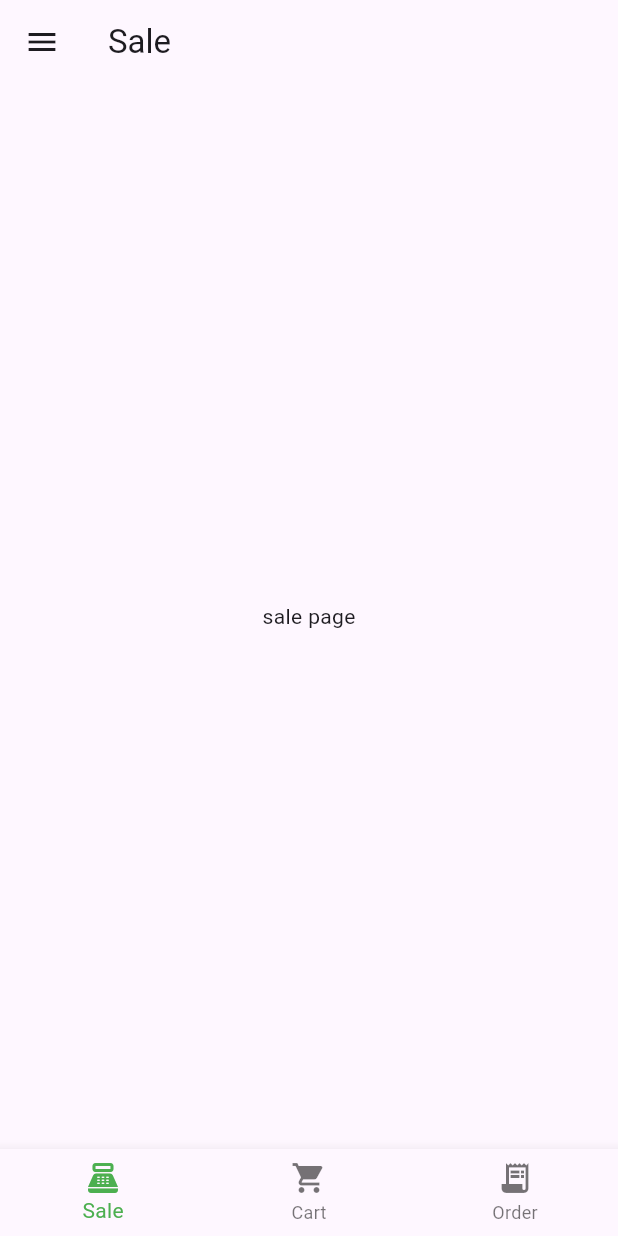
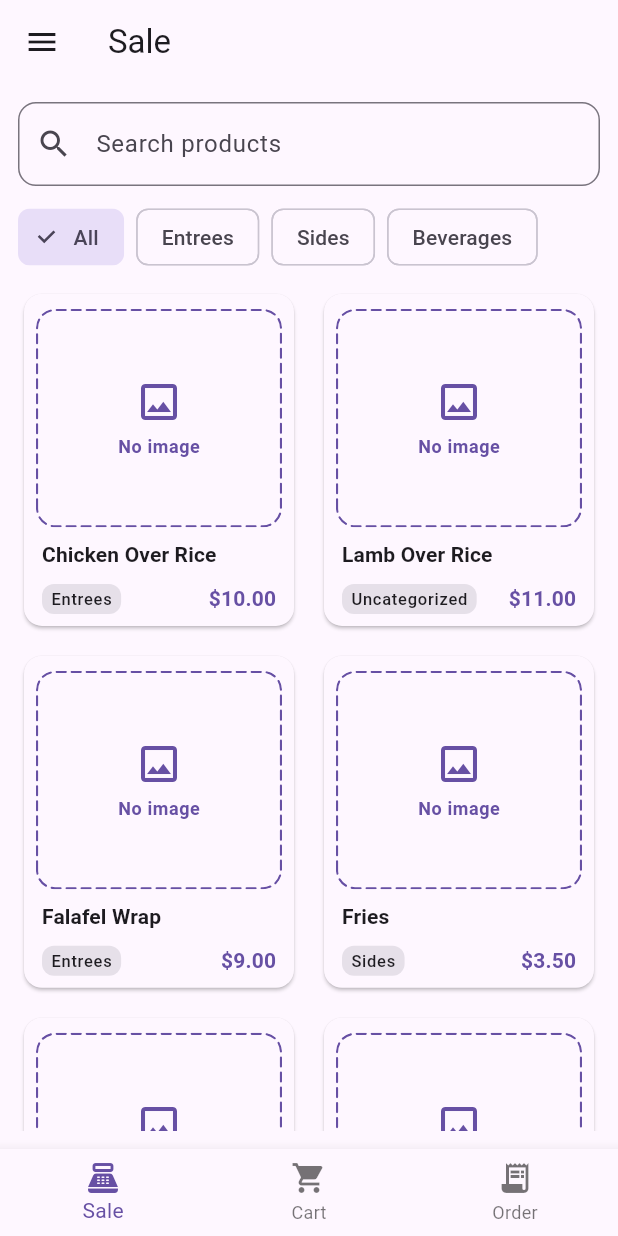
Before and after one commit to Vorak-Tong/SteetCart_POS, a Flutter app: the screen it shows after launch, on a phone screen of 412 x 824 dp. Run offline on Flutter 3.47's test engine with Material 3 defaults, Android fonts, the phone set to English and light mode, and no system bars; our stand-ins replace go_router, sqflite; accounts and stored records are empty.

Commit message:
added: app theme, common widgets: search_bar, product_item_card, category_filter

```diff
--- a/lib/ui/core/theme/app_theme.dart
+++ b/lib/ui/core/theme/app_theme.dart
@@ -0,0 +1,69 @@
+import 'package:flutter/material.dart';
+
+class AppTheme {
+  AppTheme._();
+
+  static const Color seedColor = Color(0xFF5EAF41);
+
+  static ThemeData light() {
+    final colorScheme = ColorScheme.fromSeed(
+      seedColor: seedColor,
+      brightness: Brightness.light,
+    );
+
+    return ThemeData(
+      useMaterial3: true,
+      colorScheme: colorScheme,
+      appBarTheme: AppBarTheme(
+        backgroundColor: colorScheme.surface,
+        foregroundColor: colorScheme.onSurface,
+        centerTitle: false,
+      ),
+      cardTheme: CardThemeData(
+        color: colorScheme.surface,
+        surfaceTintColor: colorScheme.surfaceTint,
+      ),
+      inputDecorationTheme: InputDecorationTheme(
+        filled: true,
+        fillColor: colorScheme.surfaceContainerHighest,
+      ),
+      bottomNavigationBarTheme: BottomNavigationBarThemeData(
+        selectedItemColor: colorScheme.primary,
+        unselectedItemColor: colorScheme.onSurfaceVariant,
+        showUnselectedLabels: true,
+        type: BottomNavigationBarType.fixed,
+      ),
+    );
+  }
+
+  static ThemeData dark() {
+    final colorScheme = ColorScheme.fromSeed(
+      seedColor: seedColor,
+      brightness: Brightness.dark,
+    );
+
+    return ThemeData(
+      useMaterial3: true,
+      colorScheme: colorScheme,
+      appBarTheme: AppBarTheme(
+        backgroundColor: colorScheme.surface,
+        foregroundColor: colorScheme.onSurface,
+        centerTitle: false,
+      ),
+      cardTheme: CardThemeData(
+        color: colorScheme.surface,
+        surfaceTintColor: colorScheme.surfaceTint,
+      ),
+      inputDecorationTheme: InputDecorationTheme(
+        filled: true,
+        fillColor: colorScheme.surfaceContainerHighest,
+      ),
+      bottomNavigationBarTheme: BottomNavigationBarThemeData(
+        selectedItemColor: colorScheme.primary,
+        unselectedItemColor: colorScheme.onSurfaceVariant,
+        showUnselectedLabels: true,
+        type: BottomNavigationBarType.fixed,
+      ),
+    );
+  }
+}
--- a/lib/ui/core/widgets/bottom_nav_generator.dart
+++ b/lib/ui/core/widgets/bottom_nav_generator.dart
@@ -18,7 +18,6 @@ class BottomNavGenerator extends StatelessWidget {
   Widget build(BuildContext context) {
     final items = _itemsFor(tabSet);
     return BottomNavigationBar(
-      selectedItemColor: Colors.green,
       currentIndex: currentIndex,
       onTap: onTap,
       items: items,
--- /dev/null
+++ b/lib/ui/core/widgets/category_filter_chips.dart
@@ -0,0 +1,45 @@
+import 'package:flutter/material.dart';
+import 'package:street_cart_pos/domain/models/product_model.dart';
+
+class CategoryFilterChips extends StatelessWidget {
+  const CategoryFilterChips({
+    super.key,
+    required this.categories,
+    required this.selectedCategoryId,
+    required this.onCategorySelected,
+    this.allCategoryId = '__all__',
+    this.allLabel = 'All',
+    this.height = 44,
+  });
+
+  final List<Category> categories;
+  final String selectedCategoryId;
+  final ValueChanged<String> onCategorySelected;
+
+  final String allCategoryId;
+  final String allLabel;
+  final double height;
+
+  @override
+  Widget build(BuildContext context) {
+    return SizedBox(
+      height: height,
+      child: ListView.separated(
+        scrollDirection: Axis.horizontal,
+        itemCount: 1 + categories.length,
+        separatorBuilder: (_, __) => const SizedBox(width: 8),
+        itemBuilder: (context, index) {
+          final isAll = index == 0;
+          final id = isAll ? allCategoryId : categories[index - 1].id;
+          final label = isAll ? allLabel : categories[index - 1].name;
+
+          return ChoiceChip(
+            label: Text(label),
+            selected: selectedCategoryId == id,
+            onSelected: (_) => onCategorySelected(id),
+          );
+        },
+      ),
+    );
+  }
+}
--- /dev/null
+++ b/lib/ui/core/widgets/dashed_border_painter.dart
@@ -0,0 +1,61 @@
+import 'dart:math' as math;
+
+import 'package:flutter/material.dart';
+
+class DashedBorderPainter extends CustomPainter {
+  final Color color;
+  final double strokeWidth;
+  final double dashWidth;
+  final double dashSpace;
+  final double borderRadius;
+
+  DashedBorderPainter({
+    this.color = Colors.grey,
+    this.strokeWidth = 1.0,
+    this.dashWidth = 4.0,
+    this.dashSpace = 4.0,
+    this.borderRadius = 8.0,
+  });
+
+  @override
+  void paint(Canvas canvas, Size size) {
+    final paint = Paint()
+      ..color = color
+      ..strokeWidth = strokeWidth
+      ..style = PaintingStyle.stroke
+      ..strokeCap = StrokeCap.round;
+
+    final path = Path();
+    final inset = strokeWidth / 2;
+    path.addRRect(
+      RRect.fromRectAndRadius(
+        Rect.fromLTWH(
+          inset,
+          inset,
+          size.width - strokeWidth,
+          size.height - strokeWidth,
+        ),
+        Radius.circular(borderRadius),
+      ),
+    );
+
+    final dashPath = _createDashedPath(path, dashWidth, dashSpace);
+    canvas.drawPath(dashPath, paint);
+  }
+
+  @override
+  bool shouldRepaint(CustomPainter oldDelegate) => false;
+
+  Path _createDashedPath(Path source, double dashWidth, double dashSpace) {
+    final dashedPath = Path();
+    for (final metric in source.computeMetrics()) {
+      var distance = 0.0;
+      while (distance < metric.length) {
+        final double end = math.min(distance + dashWidth, metric.length);
+        dashedPath.addPath(metric.extractPath(distance, end), Offset.zero);
+        distance += dashWidth + dashSpace;
+      }
+    }
+    return dashedPath;
+  }
+}
--- /dev/null
+++ b/lib/ui/core/widgets/product_grid.dart
@@ -0,0 +1,38 @@
+import 'package:flutter/material.dart';
+import 'package:street_cart_pos/domain/models/product_model.dart';
+import 'package:street_cart_pos/ui/core/widgets/product_item_card.dart';
+
+class ProductGrid extends StatelessWidget {
+  const ProductGrid({
+    super.key,
+    required this.products,
+    this.onProductTap,
+    this.crossAxisCount = 2,
+  });
+
+  final List<Product> products;
+  final ValueChanged<Product>? onProductTap;
+  final int crossAxisCount;
+
+  @override
+  Widget build(BuildContext context) {
+    return GridView.builder(
+      gridDelegate: SliverGridDelegateWithFixedCrossAxisCount(
+        crossAxisCount: crossAxisCount,
+        crossAxisSpacing: 12,
+        mainAxisSpacing: 12,
+        childAspectRatio: 0.82,
+      ),
+      itemCount: products.length,
+      itemBuilder: (context, index) {
+        final product = products[index];
+        return ProductItemCard(
+          title: product.name,
+          category: product.category?.name ?? 'Uncategorized',
+          price: product.basePrice,
+          onTap: onProductTap == null ? null : () => onProductTap!(product),
+        );
+      },
+    );
+  }
+}
--- /dev/null
+++ b/lib/ui/core/widgets/product_item_card.dart
@@ -0,0 +1,143 @@
+import 'package:flutter/material.dart';
+import 'package:street_cart_pos/ui/core/widgets/dashed_border_painter.dart';
+// import 'package:modular_pos/core/widgets/network_image_helper_stub.dart'
+//     if (dart.library.html) 'package:modular_pos/core/widgets/network_image_helper_web.dart';
+
+/// Card for a menu item with image, category, and price.
+class ProductItemCard extends StatelessWidget {
+  const ProductItemCard({
+    super.key,
+    this.imagePath,
+    required this.title,
+    required this.category,
+    required this.price,
+    this.onTap,
+  });
+
+  final String? imagePath;
+  final String title;
+  final String category;
+  final double price;
+  final VoidCallback? onTap;
+
+  @override
+  Widget build(BuildContext context) {
+    final theme = Theme.of(context);
+    final colorScheme = theme.colorScheme;
+    final textTheme = theme.textTheme;
+
+    return Card(
+      color: colorScheme.surface,
+      clipBehavior: Clip.antiAlias,
+      shape: RoundedRectangleBorder(borderRadius: BorderRadius.circular(12)),
+      child: InkWell(
+        onTap: onTap,
+        child: Column(
+          crossAxisAlignment: CrossAxisAlignment.start,
+          children: [
+            Padding(
+              padding: const EdgeInsets.fromLTRB(8, 10, 8, 0),
+              child: AspectRatio(
+                aspectRatio: 160 / 142,
+                child: Stack(
+                  fit: StackFit.expand,
+                  children: [
+                    // imagePath != null && imagePath!.isNotEmpty
+                    //     ? buildAdaptiveNetworkImage(
+                    //         imagePath!,
+                    //         _buildPlaceholder(context),
+                    //       )
+                    //     : _buildPlaceholder(context),
+                    _buildPlaceholder(context),
+                    Positioned.fill(
+                      child: GestureDetector(
+                        behavior: HitTestBehavior.translucent,
+                        onTap: onTap,
+                      ),
+                    ),
+                  ],
+                ),
+              ),
+            ),
+            Expanded(
+              child: Padding(
+                padding: const EdgeInsets.fromLTRB(12, 8, 12, 8),
+                child: Column(
+                  crossAxisAlignment: CrossAxisAlignment.start,
+                  mainAxisAlignment: MainAxisAlignment.spaceBetween,
+                  children: [
+                    Text(
+                      title,
+                      style: textTheme.titleSmall?.copyWith(fontWeight: FontWeight.bold),
+                      maxLines: 1,
+                      overflow: TextOverflow.ellipsis,
+                    ),
+                    Row(
+                      mainAxisAlignment: MainAxisAlignment.spaceBetween,
+                      crossAxisAlignment: CrossAxisAlignment.end,
+                      children: [
+                        Flexible(
+                          child: Container(
+                            padding: const EdgeInsets.symmetric(horizontal: 6, vertical: 2),
+                            decoration: BoxDecoration(
+                              color: colorScheme.surfaceContainerHighest,
+                              borderRadius: BorderRadius.circular(8),
+                            ),
+                            child: Text(category, style: textTheme.labelSmall),
+                          ),
+                        ),
+                        const SizedBox(width: 8),
+                        Text(
+                          '\$${price.toStringAsFixed(2)}',
+                          style: textTheme.titleSmall?.copyWith(
+                            color: colorScheme.primary,
+                            fontWeight: FontWeight.bold,
+                          ),
+                        ),
+                      ],
+                    ),
+                  ],
+                ),
+              ),
+            ),
+          ],
+        ),
+      ),
+    );
+  }
+
+  /// A private helper widget to show a consistent placeholder.
+  Widget _buildPlaceholder(BuildContext context) {
+    final theme = Theme.of(context);
+    final color = theme.colorScheme.primary;
+    final textStyle =
+        theme.textTheme.bodySmall?.copyWith(color: color, fontWeight: FontWeight.w600);
+
+    const radius = 12.0;
+    return ClipRRect(
+      borderRadius: BorderRadius.circular(radius),
+      child: CustomPaint(
+        foregroundPainter: DashedBorderPainter(
+          color: color,
+          strokeWidth: 1.4,
+          dashWidth: 6,
+          dashSpace: 4,
+          borderRadius: radius,
+        ),
+        child: Container(
+          width: double.infinity,
+          height: double.infinity,
+          alignment: Alignment.center,
+          child: Column(
+            mainAxisSize: MainAxisSize.min,
+            children: [
+              Icon(Icons.image_outlined, color: color, size: 32),
+              const SizedBox(height: 6),
+              Text('No image', style: textStyle),
+            ],
+          ),
+        ),
+      ),
+    );
+  }
+}
--- /dev/null
+++ b/lib/ui/core/widgets/product_search_bar.dart
@@ -0,0 +1,88 @@
+import 'package:flutter/material.dart';
+import 'package:street_cart_pos/domain/models/product_model.dart';
+
+class ProductSearchBar extends StatefulWidget {
+  const ProductSearchBar({
+    super.key,
+    required this.products,
+    required this.query,
+    required this.onQueryChanged,
+    required this.selectedCategoryId,
+    this.allCategoryId = '__all__',
+  });
+
+  final List<Product> products;
+  final String query;
+  final ValueChanged<String> onQueryChanged;
+
+  final String selectedCategoryId;
+  final String allCategoryId;
+
+  @override
+  State<ProductSearchBar> createState() => _ProductSearchBarState();
+}
+
+class _ProductSearchBarState extends State<ProductSearchBar> {
+  late final TextEditingController _controller = TextEditingController(text: widget.query);
+
+  @override
+  void didUpdateWidget(covariant ProductSearchBar oldWidget) {
+    super.didUpdateWidget(oldWidget);
+    if (widget.query != _controller.text) {
+      _controller
+        ..text = widget.query
+        ..selection = TextSelection.fromPosition(
+          TextPosition(offset: _controller.text.length),
+        );
+    }
+  }
+
+  @override
+  void dispose() {
+    _controller.dispose();
+    super.dispose();
+  }
+
+  @override
+  Widget build(BuildContext context) {
+    return Autocomplete<Product>(
+      displayStringForOption: (option) => option.name,
+      optionsBuilder: (textEditingValue) {
+        final query = textEditingValue.text.trim().toLowerCase();
+        if (query.isEmpty) {
+          return const Iterable<Product>.empty();
+        }
+
+        return widget.products.where((product) {
+          final inCategory = widget.selectedCategoryId == widget.allCategoryId ||
+              product.category?.id == widget.selectedCategoryId;
+          return inCategory && product.name.toLowerCase().contains(query);
+        });
+      },
+      onSelected: (product) => widget.onQueryChanged(product.name),
+      fieldViewBuilder: (context, _, focusNode, onFieldSubmitted) {
+        return TextField(
+          controller: _controller,
+          focusNode: focusNode,
+          textInputAction: TextInputAction.search,
+          decoration: InputDecoration(
+            prefixIcon: const Icon(Icons.search),
+            hintText: 'Search products',
+            border: OutlineInputBorder(
+              borderRadius: BorderRadius.circular(12),
+            ),
+            suffixIcon: widget.query.isEmpty
+                ? null
+                : IconButton(
+                    tooltip: 'Clear',
+                    onPressed: () => widget.onQueryChanged(''),
+                    icon: const Icon(Icons.clear),
+                  ),
+          ),
+          onChanged: widget.onQueryChanged,
+          onSubmitted: (_) => onFieldSubmitted(),
+        );
+      },
+    );
+  }
+}
--- a/lib/ui/menu/widgets/menu_tab_selector.dart
+++ b/lib/ui/menu/widgets/menu_tab_selector.dart
@@ -12,11 +12,11 @@ class MenuTabSelector extends StatelessWidget {
 
   @override
   Widget build(BuildContext context) {
-    return ValueListenableBuilder<int>(
-      valueListenable: menuTabIndex,
-      builder: (context, index, _) {
+    return ListenableBuilder(
+      listenable: menuTabIndex,
+      builder: (context, _) {
         return IndexedStack(
-          index: index,
+          index: menuTabIndex.value,
           children: const [MenuPage(), CategoryPage(), ModifierPage()],
         );
       },
--- /dev/null
+++ b/lib/ui/sale/viewmodel/sale_viewmodel.dart
@@ -0,0 +1,130 @@
+import 'package:flutter/foundation.dart' show ChangeNotifier;
+import 'package:street_cart_pos/domain/models/product_model.dart';
+
+class SaleViewModel extends ChangeNotifier {
+  SaleViewModel() {
+    _products = _mockProducts();
+    _categories = _uniqueCategories(_products);
+  }
+
+  static const String allCategoryId = '__all__';
+
+  late final List<Product> _products;
+  late final List<Category> _categories;
+
+  String _selectedCategoryId = allCategoryId;
+  String _searchQuery = '';
+
+  List<Product> get products => _products;
+  List<Category> get categories => _categories;
+
+  String get selectedCategoryId => _selectedCategoryId;
+  String get searchQuery => _searchQuery;
+
+  void setSelectedCategoryId(String id) {
+    if (_selectedCategoryId == id) {
+      return;
+    }
+
+    _selectedCategoryId = id;
+    notifyListeners();
+  }
+
+  void setSearchQuery(String query) {
+    if (_searchQuery == query) {
+      return;
+    }
+
+    _searchQuery = query;
+    notifyListeners();
+  }
+
+  List<Product> get filteredProducts {
+    final query = _searchQuery.trim().toLowerCase();
+
+    Iterable<Product> result = _products;
+    if (_selectedCategoryId != allCategoryId) {
+      result = result.where(
+        (product) => product.category?.id == _selectedCategoryId,
+      );
+    }
+
+    if (query.isNotEmpty) {
+      result = result.where(
+        (product) => product.name.toLowerCase().contains(query),
+      );
+    }
+
+    return result.toList(growable: false);
+  }
+}
+
+List<Category> _uniqueCategories(List<Product> products) {
+  final byId = <String, Category>{};
+  for (final product in products) {
+    final category = product.category;
+    if (category == null) {
+      continue;
+    }
+
+    byId.putIfAbsent(category.id, () => category);
+  }
+  return byId.values.toList(growable: false);
+}
+
+List<Product> _mockProducts() {
+  final beverages = Category(id: 'cat-bev', name: 'Beverages');
+  final entrees = Category(id: 'cat-ent', name: 'Entrees');
+  final sides = Category(id: 'cat-side', name: 'Sides');
+
+  return [
+    Product(
+      id: 'prd-001',
+      name: 'Chicken Over Rice',
+      basePrice: 10.00,
+      category: entrees,
+    ),
+    Product(
+      id: 'prd-002',
+      name: 'Lamb Over Rice',
+      basePrice: 11.00,
+      category: null,
+    ),
+    Product(
+      id: 'prd-003',
+      name: 'Falafel Wrap',
+      basePrice: 9.00,
+      category: entrees,
+    ),
+    Product(
+      id: 'prd-004',
+      name: 'Fries',
+      basePrice: 3.50,
+      category: sides,
+    ),
+    Product(
+      id: 'prd-005',
+      name: 'Soda Can',
+      basePrice: 1.50,
+      category: beverages,
+    ),
+    Product(
+      id: 'prd-006',
+      name: 'Water Bottle',
+      basePrice: 1.25,
+      category: beverages,
+    ),
+    Product(
+      id: 'prd-007',
+      name: 'Iced Tea',
+      basePrice: 2.25,
+      category: beverages,
+    ),
+    Product(
+      id: 'prd-008',
+      name: 'Extra White Sauce',
+      basePrice: 0.75,
+      category: sides,
+    ),
+  ];
+}
--- a/lib/ui/sale/widgets/sale_page.dart
+++ b/lib/ui/sale/widgets/sale_page.dart
@@ -1,10 +1,56 @@
 import 'package:flutter/material.dart';
+import 'package:street_cart_pos/ui/core/widgets/category_filter_chips.dart';
+import 'package:street_cart_pos/ui/core/widgets/product_grid.dart';
+import 'package:street_cart_pos/ui/core/widgets/product_search_bar.dart';
+import 'package:street_cart_pos/ui/sale/viewmodel/sale_viewmodel.dart';
 
-class SalePage extends StatelessWidget {
+class SalePage extends StatefulWidget {
   const SalePage({super.key});
 
   @override
+  State<SalePage> createState() => _SalePageState();
+}
+
+class _SalePageState extends State<SalePage> {
+  late final SaleViewModel _viewModel = SaleViewModel();
+
+  @override
+  void dispose() {
+    _viewModel.dispose();
+    super.dispose();
+  }
+
+  @override
   Widget build(BuildContext context) {
-    return Center(child: Text("sale page"));
+    return ListenableBuilder(
+      listenable: _viewModel,
+      builder: (context, _) {
+        return Padding(
+          padding: const EdgeInsets.all(12),
+          child: Column(
+            children: [
+              ProductSearchBar(
+                products: _viewModel.products,
+                query: _viewModel.searchQuery,
+                selectedCategoryId: _viewModel.selectedCategoryId,
+                allCategoryId: SaleViewModel.allCategoryId,
+                onQueryChanged: _viewModel.setSearchQuery,
+              ),
+              const SizedBox(height: 12),
+              CategoryFilterChips(
+                categories: _viewModel.categories,
+                selectedCategoryId: _viewModel.selectedCategoryId,
+                allCategoryId: SaleViewModel.allCategoryId,
+                onCategorySelected: _viewModel.setSelectedCategoryId,
+              ),
+              const SizedBox(height: 12),
+              Expanded(
+                child: ProductGrid(products: _viewModel.filteredProducts),
+              ),
+            ],
+          ),
+        );
+      },
+    );
   }
 }
--- a/lib/ui/sale/widgets/sale_tab_selector.dart
+++ b/lib/ui/sale/widgets/sale_tab_selector.dart
@@ -11,11 +11,11 @@ class SaleTabSelector extends StatelessWidget {
 
   @override
   Widget build(BuildContext context) {
-    return ValueListenableBuilder<int>(
-      valueListenable: saleTabIndex,
-      builder: (context, index, _) {
+    return ListenableBuilder(
+      listenable: saleTabIndex,
+      builder: (context, _) {
         return IndexedStack(
-          index: index,
+          index: saleTabIndex.value,
           children: const [SalePage(), CartPage(), OrderPage()],
         );
       },
```
